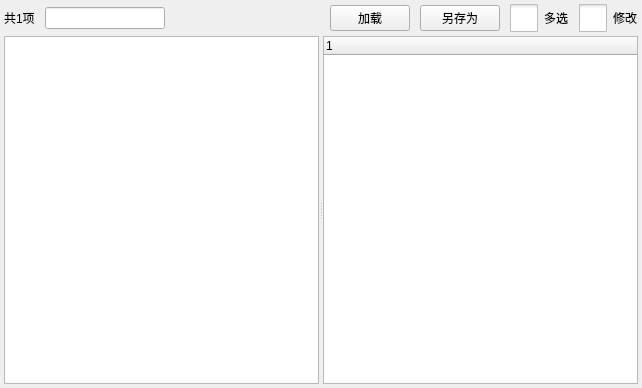
bedrock-dev/BedrockMap, file nbtwidget.ui: the form before one commit.
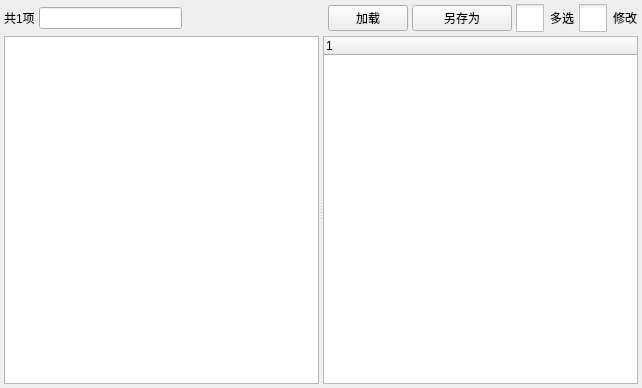
The form after the commit.

```diff
--- a/nbtwidget.ui
+++ b/nbtwidget.ui
@@ -32,7 +32,7 @@
    <item>
     <layout class="QHBoxLayout" name="nbt_edit_toolbar">
      <property name="spacing">
-      <number>10</number>
+      <number>4</number>
      </property>
      <item>
       <widget class="QLabel" name="item_num_label">
@@ -51,7 +51,7 @@
        </property>
        <property name="maximumSize">
         <size>
-         <width>120</width>
+         <width>16777215</width>
          <height>16777215</height>
         </size>
        </property>
@@ -90,7 +90,7 @@
       <widget class="QPushButton" name="save_btn">
        <property name="minimumSize">
         <size>
-         <width>60</width>
+         <width>100</width>
          <height>0</height>
         </size>
        </property>
```
Left out of the diff: 12 changed lines with no effect on the pictures.
